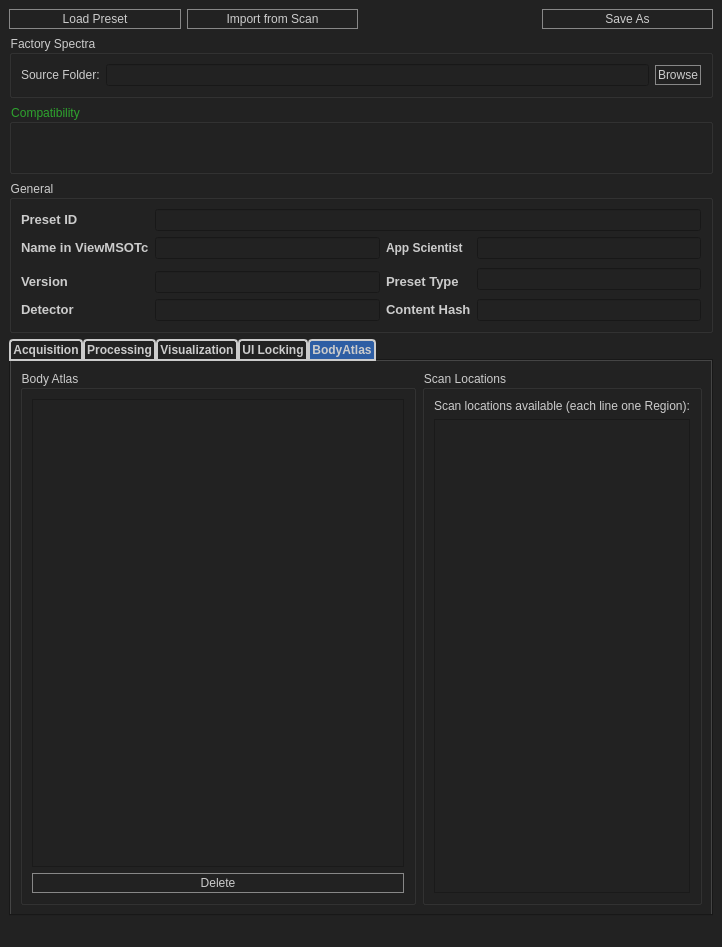
Old version of the form source/resources/preset_editor.ui in the repository jaytreee/PresetEditor.
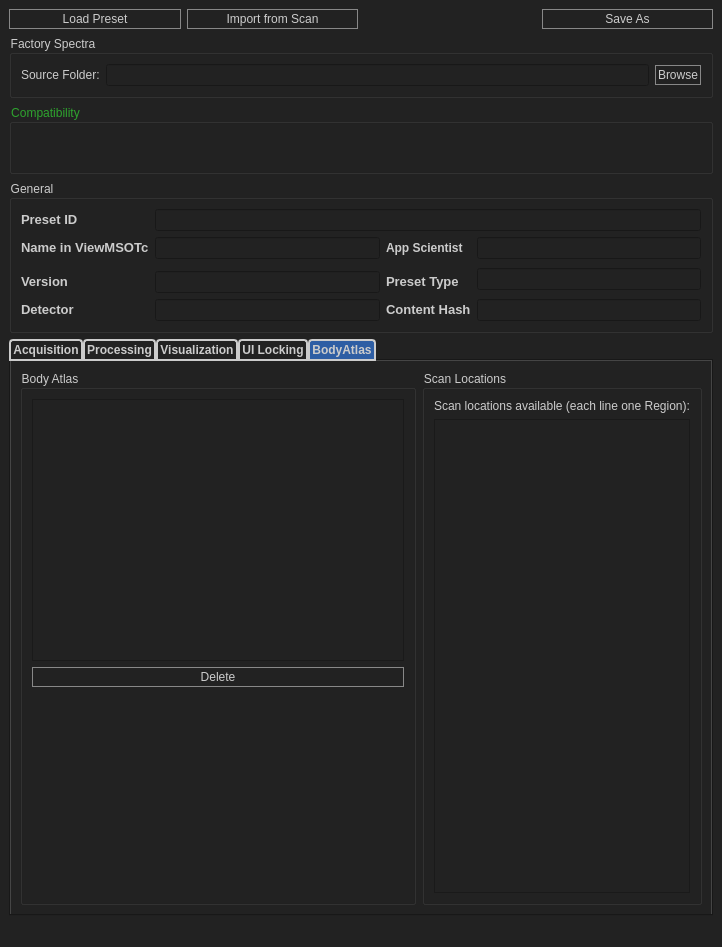
New version of the form.

Commit message: Select subparts of the Body Atlas: Image Display (Feature #4234)

```diff
--- a/source/resources/preset_editor.ui
+++ b/source/resources/preset_editor.ui
@@ -1854,6 +1854,25 @@
                </property>
               </widget>
              </item>
+             <item row="2" column="0">
+              <widget class="QLabel" name="bodyAtlasImage">
+               <property name="sizePolicy">
+                <sizepolicy hsizetype="Preferred" vsizetype="Preferred">
+                 <horstretch>0</horstretch>
+                 <verstretch>0</verstretch>
+                </sizepolicy>
+               </property>
+               <property name="minimumSize">
+                <size>
+                 <width>0</width>
+                 <height>200</height>
+                </size>
+               </property>
+               <property name="text">
+                <string/>
+               </property>
+              </widget>
+             </item>
             </layout>
            </widget>
           </item>
```
The commit also changes 4 other files.
